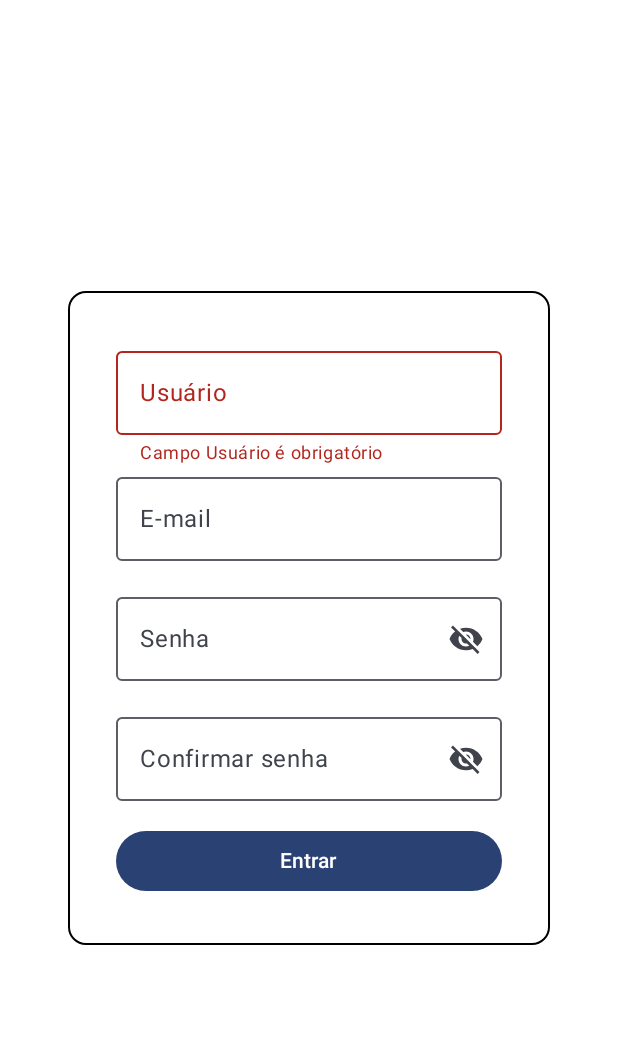
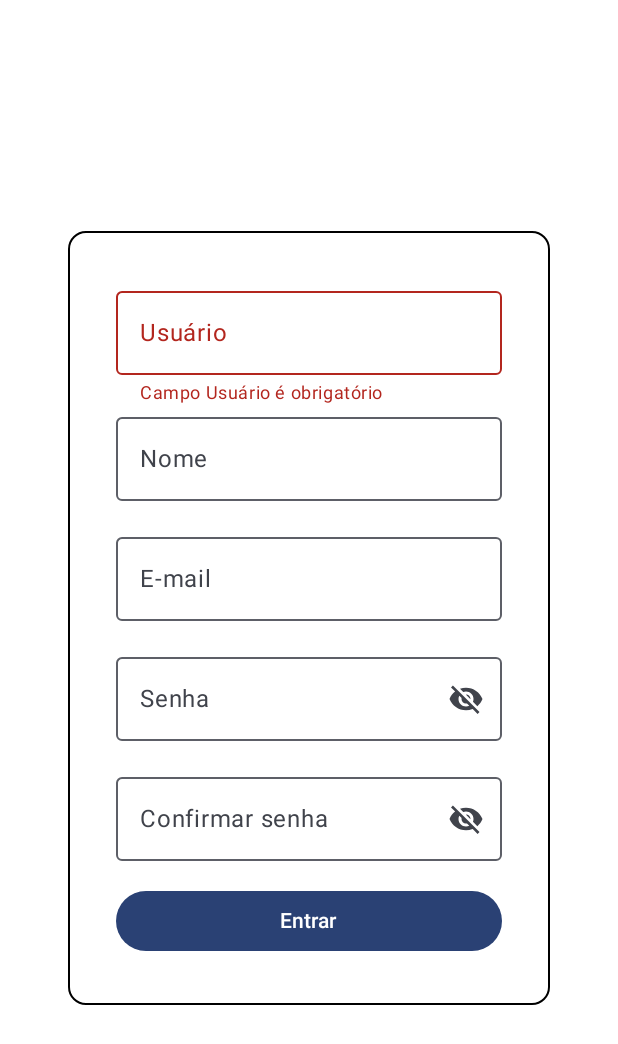
Before and after one commit to Gabriel-Tomazini/Viaja, an Android app built with Jetpack Compose: the @Preview function RegisterScreenPreview, on a phone screen of 412 x 824 dp. Shown: the top 1044 px of the screen. Run offline under Robolectric (Android 15) with nearby library versions, the phone set to English and light mode, and no system bars.

```diff
--- a/app/src/main/java/com/example/viaja/Components/MyTextField.kt
+++ b/app/src/main/java/com/example/viaja/Components/MyTextField.kt
@@ -12,33 +12,37 @@ import androidx.compose.ui.focus.focusRequester
 import androidx.compose.ui.focus.onFocusEvent
 
 @Composable
-fun MyTextField(value: String, onValueChange: (String) -> Unit, label: String) {
-    var isToouched = remember {
-        mutableStateOf(false)
-    }
-    var focusRequester = remember { FocusRequester() }
+fun MyTextField(
+    value: String,
+    onValueChange: (String) -> Unit,
+    label: String,
+    isError: Boolean = false,
+    errorMessage: String? = null
+) {
+    var isTouched = remember { mutableStateOf(false) }
+    val focusRequester = remember { FocusRequester() }
 
     OutlinedTextField(
         value = value,
         onValueChange = {
-            isToouched.value = true
+            isTouched.value = true
             onValueChange(it)
         },
         singleLine = true,
-        label = {
-            Text(text = label)
-        },
+        label = { Text(text = label) },
         modifier = Modifier
             .fillMaxWidth()
             .focusRequester(focusRequester)
             .onFocusEvent {
-                if (it.hasFocus)
-                    isToouched.value = true
+                if (it.hasFocus) isTouched.value = true
             },
-        isError = isToouched.value && value.isBlank(),
+        isError = isTouched.value && (value.isBlank() || isError),
         supportingText = {
-            if (isToouched.value && value.isBlank())
-                Text(text = "Campo ${label} é obrigatório")
+            if (isTouched.value && value.isBlank()) {
+                Text(text = "Campo $label é obrigatório")
+            } else if (isError && errorMessage != null) {
+                Text(text = errorMessage)
+            }
         }
     )
 }
--- a/app/src/main/java/com/example/viaja/MainActivity.kt
+++ b/app/src/main/java/com/example/viaja/MainActivity.kt
@@ -28,7 +28,6 @@ import androidx.compose.runtime.setValue
 import androidx.compose.ui.Modifier
 import androidx.compose.ui.graphics.Color
 import androidx.compose.ui.tooling.preview.Preview
-import androidx.compose.ui.unit.dp
 import androidx.compose.ui.unit.sp
 import androidx.navigation.compose.NavHost
 import androidx.navigation.compose.composable
--- a/app/src/main/java/com/example/viaja/Screens/RegisterScreen.kt
+++ b/app/src/main/java/com/example/viaja/Screens/RegisterScreen.kt
@@ -2,30 +2,14 @@ package com.example.viaja.Screens
 
 import androidx.compose.foundation.background
 import androidx.compose.foundation.border
-import androidx.compose.foundation.layout.Arrangement
-import androidx.compose.foundation.layout.Box
-import androidx.compose.foundation.layout.Column
-import androidx.compose.foundation.layout.Row
-import androidx.compose.foundation.layout.fillMaxSize
-import androidx.compose.foundation.layout.fillMaxWidth
-import androidx.compose.foundation.layout.padding
+import androidx.compose.foundation.layout.*
 import androidx.compose.foundation.shape.RoundedCornerShape
 import androidx.compose.material.icons.Icons
 import androidx.compose.material.icons.filled.Visibility
 import androidx.compose.material.icons.filled.VisibilityOff
-import androidx.compose.material3.Button
-import androidx.compose.material3.Icon
-import androidx.compose.material3.IconButton
-import androidx.compose.material3.MaterialTheme
-import androidx.compose.material3.OutlinedTextField
-import androidx.compose.material3.Text
-import androidx.compose.runtime.Composable
-import androidx.compose.runtime.collectAsState
-import androidx.compose.runtime.getValue
-import androidx.compose.runtime.mutableStateOf
-import androidx.compose.runtime.remember
+import androidx.compose.material3.*
+import androidx.compose.runtime.*
 import androidx.compose.runtime.saveable.rememberSaveable
-import androidx.compose.runtime.setValue
 import androidx.compose.ui.Alignment
 import androidx.compose.ui.Modifier
 import androidx.compose.ui.graphics.Color
@@ -42,40 +26,64 @@ import com.example.viaja.ui.theme.ViajaTheme
 fun RegisterScreen(
     RegisterUserViewModel: RegisterUserViewModel = viewModel(),
     onNavigateTo: (String) -> Unit
-){
-
-    var registerUser = RegisterUserViewModel.uiState.collectAsState()
+) {
+    val registerUser = RegisterUserViewModel.uiState.collectAsState()
 
     var passwordVisible by rememberSaveable { mutableStateOf(false) }
     var confirmPasswordVisible by rememberSaveable { mutableStateOf(false) }
+
+    var emailError by remember { mutableStateOf(false) }
     var passwordError by remember { mutableStateOf(false) }
+
+    fun isValidEmail(email: String): Boolean {
+        return android.util.Patterns.EMAIL_ADDRESS.matcher(email).matches()
+    }
 
     Box(
         modifier = Modifier
             .background(color = Color.White)
             .fillMaxSize(),
         contentAlignment = Alignment.Center
-    ){
-        Column (modifier = Modifier.
-        padding(45.dp).
-        border(1.dp, Color.Black, shape = RoundedCornerShape(12.dp)).
-        padding(32.dp),
+    ) {
+        Column(
+            modifier = Modifier
+                .padding(45.dp)
+                .border(1.dp, Color.Black, shape = RoundedCornerShape(12.dp))
+                .padding(32.dp),
             horizontalAlignment = Alignment.CenterHorizontally,
             verticalArrangement = Arrangement.Center
         ) {
             MyTextField(
                 value = registerUser.value.user,
-                onValueChange = {RegisterUserViewModel.onUserChange(it)},
+                onValueChange = { RegisterUserViewModel.onUserChange(it) },
                 label = "Usuário"
             )
             MyTextField(
+                value = registerUser.value.name,
+                onValueChange = { RegisterUserViewModel.onNameChange(it) },
+                label = "Nome"
+            )
+            MyTextField(
                 value = registerUser.value.email,
-                onValueChange = {RegisterUserViewModel.onEmailChange(it)},
-                label = "E-mail"
+                onValueChange = {
+                    RegisterUserViewModel.onEmailChange(it)
+                    emailError = !isValidEmail(it)
+                },
+                label = "E-mail",
+                isError = emailError
             )
+
+            if (emailError) {
+                Text(
+                    text = "E-mail inválido",
+                    color = MaterialTheme.colorScheme.error,
+                    modifier = Modifier.padding(start = 8.dp, top = 4.dp)
+                )
+            }
+
             OutlinedTextField(
                 value = registerUser.value.password,
-                onValueChange = {RegisterUserViewModel.onPasswordChange(it)},
+                onValueChange = { RegisterUserViewModel.onPasswordChange(it) },
                 singleLine = true,
                 label = { Text(text = "Senha") },
                 trailingIcon = {
@@ -89,9 +97,13 @@ fun RegisterScreen(
                 visualTransformation = if (passwordVisible) VisualTransformation.None else PasswordVisualTransformation(),
                 modifier = Modifier.fillMaxWidth().padding(bottom = 16.dp),
             )
+
             OutlinedTextField(
                 value = registerUser.value.confirmPassword,
-                onValueChange = {RegisterUserViewModel.onConfirmPasswordChange(it)},
+                onValueChange = {
+                    RegisterUserViewModel.onConfirmPasswordChange(it)
+                    passwordError = it != registerUser.value.password
+                },
                 singleLine = true,
                 label = { Text(text = "Confirmar senha") },
                 trailingIcon = {
@@ -115,10 +127,15 @@ fun RegisterScreen(
                 )
             }
 
-            Row(modifier = Modifier.fillMaxWidth(),
-                horizontalArrangement = Arrangement.spacedBy(16.dp)) {
-                Button(onClick = { onNavigateTo("LoginScreen")},
-                    modifier = Modifier.weight(1f)) {
+            Row(
+                modifier = Modifier.fillMaxWidth(),
+                horizontalArrangement = Arrangement.spacedBy(16.dp)
+            ) {
+                Button(
+                    onClick = { onNavigateTo("LoginScreen") },
+                    modifier = Modifier.weight(1f),
+                    enabled = !emailError && !passwordError
+                ) {
                     Text(text = "Entrar")
                 }
             }
@@ -128,7 +145,7 @@ fun RegisterScreen(
 
 @Composable
 @Preview(showBackground = true, showSystemUi = true)
-fun RegisterScreenPreview(){
+fun RegisterScreenPreview() {
     ViajaTheme {
         RegisterScreen(onNavigateTo = {})
     }
--- a/app/src/main/java/com/example/viaja/ViewModel/RegisterUserViewModel.kt
+++ b/app/src/main/java/com/example/viaja/ViewModel/RegisterUserViewModel.kt
@@ -7,6 +7,7 @@ import kotlinx.coroutines.flow.asStateFlow
 
 data class RegisterUser(
     val user: String = "",
+    val name: String = "",
     val email: String = "",
     val password: String = "",
     val confirmPassword: String = ""
@@ -28,5 +29,8 @@ class RegisterUserViewModel : ViewModel() {
     fun onConfirmPasswordChange(confirmPassword: String) {
         _uiState.value = _uiState.value.copy(confirmPassword = confirmPassword)
     }
+    fun onNameChange(name: String) {
+        _uiState.value = _uiState.value.copy(name = name)
+    }
 
 }
```
Also changed, not shown: app/src/main/java/com/example/viaja/Screens/LoginScreen.kt (+12 -0 lines).
